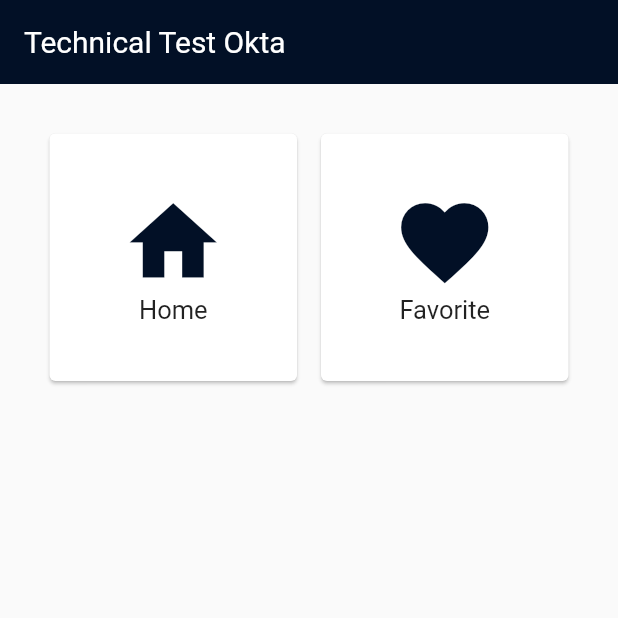
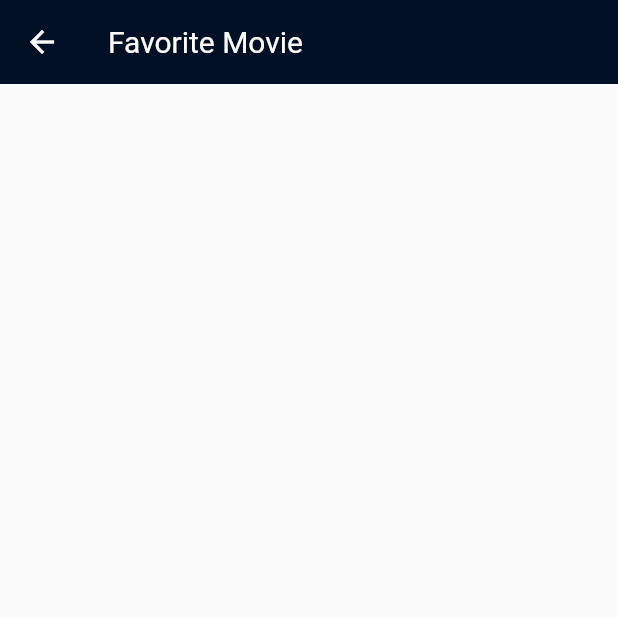
Before and after one commit to gedeokta28/technical-test-okta, a Flutter app: the screen it shows after launch, after a tap on "Favorite", on a phone screen of 412 x 824 dp, the top half of it. Run offline on Flutter 3.47's test engine with Material 2 defaults, Android fonts, the phone set to English and light mode, and no system bars; our stand-ins replace animate_do, cached_network_image, carousel_slider, connectivity_plus, dartz, dio and 6 more; accounts and stored records are empty; network calls fail.

Commit message:
Favorite page list created

```diff
--- a/lib/core/presentation/pages/dashboard_page.dart
+++ b/lib/core/presentation/pages/dashboard_page.dart
@@ -5,6 +5,7 @@ import 'package:technical_test_okta/core/presentation/widgets/card_dashboard.dar
 import 'package:technical_test_okta/core/presentation/widgets/custom_app_bar.dart';
 import 'package:technical_test_okta/core/static/colors.dart';
 import 'package:technical_test_okta/core/utils/injection.dart';
+import 'package:technical_test_okta/features/favorite/presentation/page/favorite_page.dart';
 import 'package:technical_test_okta/features/home/presentation/pages/home_page.dart';
 
 import '../../utils/app_settings.dart';
@@ -53,7 +54,9 @@ class _DashboardPageState extends State<DashboardPage> {
                     ),
                     cardTitle: 'Home'),
                 CardDashboard(
-                    onPress: () {},
+                    onPress: () {
+                      Navigator.pushNamed(context, FavoriteMoviePage.routeName);
+                    },
                     cardIcon: const Icon(
                       Icons.favorite,
                       size: 70,
--- a/lib/core/route/route.dart
+++ b/lib/core/route/route.dart
@@ -1,5 +1,6 @@
 import 'package:flutter/material.dart';
 import 'package:technical_test_okta/features/detail/presentation/pages/detail_page.dart';
+import 'package:technical_test_okta/features/favorite/presentation/page/favorite_page.dart';
 import 'package:technical_test_okta/features/home/presentation/pages/home_page.dart';
 import 'package:technical_test_okta/features/search/presentation/search_page.dart';
 
@@ -23,6 +24,8 @@ Route<dynamic> generateRoute(RouteSettings settings) {
           builder: (_) => DetailPage(
                 id: args,
               ));
+    case FavoriteMoviePage.routeName:
+      return MaterialPageRoute(builder: (_) => const FavoriteMoviePage());
     default:
       return MaterialPageRoute(
         builder: (_) => Scaffold(
--- a/lib/core/utils/injection.dart
+++ b/lib/core/utils/injection.dart
@@ -20,6 +20,7 @@ import 'package:technical_test_okta/features/detail/presentation/provider/detail
 import 'package:technical_test_okta/features/favorite/data/datasources/favorite_datsource.dart';
 import 'package:technical_test_okta/features/favorite/data/repositories/favorite_repository_impl.dart';
 import 'package:technical_test_okta/features/favorite/domain/repositories/detail_movie_repository.dart';
+import 'package:technical_test_okta/features/favorite/domain/usecases/get_favorite.dart';
 import 'package:technical_test_okta/features/favorite/domain/usecases/submit_favorite.dart';
 import 'package:technical_test_okta/features/favorite/presentation/provider/favorite_provider.dart';
 import 'package:technical_test_okta/features/search/data/datasource/search_datasource.dart';
@@ -59,6 +60,7 @@ Future<void> locatorInit() async {
       ));
   locator.registerFactory<FavoriteProvider>(() => FavoriteProvider(
         submitFavorite: locator(),
+        getFavoriteMovie: locator(),
       ));
 
   //data source
@@ -106,4 +108,6 @@ Future<void> locatorInit() async {
       () => GetDetailMovie(repository: locator()));
   locator.registerLazySingleton<SubmitFavorite>(
       () => SubmitFavorite(repository: locator()));
+  locator.registerLazySingleton<GetFavoriteMovie>(
+      () => GetFavoriteMovie(repository: locator()));
 }
--- a/lib/features/detail/presentation/pages/detail_page.dart
+++ b/lib/features/detail/presentation/pages/detail_page.dart
@@ -150,13 +150,13 @@ class _DetailPageState extends State<DetailPage> {
                             onPressed: () async {
                               if (provider.favoriteStatus) {
                                 provider.removeToFav(widget.id).listen((event) {
-                                  if (event is FavoriteLoaded) {
+                                  if (event is FavoriteChanged) {
                                     provider.setFavoriteMovie = false;
                                   }
                                 });
                               } else {
                                 provider.addToFav(widget.id).listen((event) {
-                                  if (event is FavoriteLoaded) {
+                                  if (event is FavoriteChanged) {
                                     provider.setFavoriteMovie = true;
                                   }
                                 });
@@ -179,7 +179,7 @@ class _DetailPageState extends State<DetailPage> {
                                         color: Colors.white)
                                     : const Icon(Icons.add,
                                         color: Colors.black),
-                                SizedBox(width: 16.0),
+                                const SizedBox(width: 16.0),
                                 Text(
                                   provider.favoriteStatus
                                       ? 'Added to favorite'
--- a/lib/features/favorite/data/datasources/favorite_datsource.dart
+++ b/lib/features/favorite/data/datasources/favorite_datsource.dart
@@ -2,8 +2,10 @@ import 'dart:io';
 
 import 'package:dio/dio.dart';
 import 'package:technical_test_okta/core/utils/extension.dart';
+import 'package:technical_test_okta/features/favorite/data/model/favorite_movie_model.dart';
 
 abstract class FavoriteDataSource {
+  Future<FavoriteMovieModel> fetchFavoriteMovie();
   Future<bool> submitFavorite(dynamic data);
 }
 
@@ -24,4 +26,16 @@ class FavoriteDataSourceImplementation implements FavoriteDataSource {
       rethrow;
     }
   }
+
+  @override
+  Future<FavoriteMovieModel> fetchFavoriteMovie() async {
+    const path = 'account/gedeokta28/favorite/movies';
+    try {
+      dio.withToken();
+      final response = await dio.get(path);
+      return FavoriteMovieModel.fromJson(response.data);
+    } catch (e) {
+      rethrow;
+    }
+  }
 }
--- a/lib/features/favorite/data/repositories/favorite_repository_impl.dart
+++ b/lib/features/favorite/data/repositories/favorite_repository_impl.dart
@@ -2,6 +2,7 @@ import 'package:dartz/dartz.dart';
 import 'package:technical_test_okta/core/errors/failures.dart';
 import 'package:technical_test_okta/core/network/network_info.dart';
 import 'package:technical_test_okta/features/favorite/data/datasources/favorite_datsource.dart';
+import 'package:technical_test_okta/features/favorite/domain/entities/favorite_movie.dart';
 import 'package:technical_test_okta/features/favorite/domain/repositories/detail_movie_repository.dart';
 
 class FavoriteRepositoryImplementation extends FavoriteRepository {
@@ -23,4 +24,17 @@ class FavoriteRepositoryImplementation extends FavoriteRepository {
     }
     return const Left(ConnectionFailure(''));
   }
+
+  @override
+  Future<Either<Failure, FavoriteMovie>> fetchFavoriteMovie() async {
+    if (await networkInfo.isConnected) {
+      try {
+        final result = await dataSource.fetchFavoriteMovie();
+        return Right(result);
+      } catch (e) {
+        return const Left(ServerFailure(''));
+      }
+    }
+    return const Left(ConnectionFailure(''));
+  }
 }
--- /dev/null
+++ b/lib/features/favorite/domain/entities/favorite_movie.dart
@@ -0,0 +1,36 @@
+import 'package:equatable/equatable.dart';
+
+class FavoriteMovie extends Equatable {
+  final List<FavoriteMovieData> data;
+
+  const FavoriteMovie({
+    required this.data,
+  });
+
+  @override
+  List<Object?> get props => [data];
+
+  toJson() {}
+}
+
+class FavoriteMovieData extends Equatable {
+  final int id;
+  final String posterPath, title, backdropPath;
+
+  const FavoriteMovieData({
+    required this.id,
+    required this.posterPath,
+    required this.title,
+    required this.backdropPath,
+  });
+
+  @override
+  List<Object?> get props => [
+        id,
+        posterPath,
+        title,
+        backdropPath,
+      ];
+
+  toJson() {}
+}
--- a/lib/features/favorite/domain/repositories/detail_movie_repository.dart
+++ b/lib/features/favorite/domain/repositories/detail_movie_repository.dart
@@ -1,6 +1,8 @@
 import 'package:dartz/dartz.dart';
 import 'package:technical_test_okta/core/errors/failures.dart';
+import 'package:technical_test_okta/features/favorite/domain/entities/favorite_movie.dart';
 
 abstract class FavoriteRepository {
   Future<Either<Failure, bool>> submitFavorite(dynamic data);
+  Future<Either<Failure, FavoriteMovie>> fetchFavoriteMovie();
 }
--- /dev/null
+++ b/lib/features/favorite/domain/usecases/get_favorite.dart
@@ -0,0 +1,19 @@
+import 'package:dartz/dartz.dart';
+import 'package:technical_test_okta/core/errors/failures.dart';
+import 'package:technical_test_okta/features/favorite/domain/entities/favorite_movie.dart';
+import 'package:technical_test_okta/features/favorite/domain/repositories/detail_movie_repository.dart';
+
+abstract class FavoriteMovieUseCase<Type> {
+  Future<Either<Failure, FavoriteMovie>> call();
+}
+
+class GetFavoriteMovie implements FavoriteMovieUseCase<FavoriteMovie> {
+  final FavoriteRepository repository;
+
+  GetFavoriteMovie({required this.repository});
+
+  @override
+  Future<Either<Failure, FavoriteMovie>> call() async {
+    return repository.fetchFavoriteMovie();
+  }
+}
--- /dev/null
+++ b/lib/features/favorite/presentation/page/favorite_page.dart
@@ -0,0 +1,85 @@
+import 'package:flutter/material.dart';
+import 'package:technical_test_okta/core/presentation/widgets/custom_app_bar.dart';
+import 'package:technical_test_okta/core/static/colors.dart';
+import 'package:provider/provider.dart';
+import 'package:technical_test_okta/core/utils/helper.dart';
+import 'package:technical_test_okta/features/detail/presentation/pages/detail_page.dart';
+import 'package:technical_test_okta/features/favorite/presentation/provider/favorite_movie_state.dart';
+import 'package:technical_test_okta/features/favorite/presentation/provider/favorite_provider.dart';
+import 'package:technical_test_okta/features/home/presentation/widget/card_movie.dart';
+
+class FavoriteMoviePage extends StatefulWidget {
+  static const routeName = '/favorite';
+  const FavoriteMoviePage({Key? key}) : super(key: key);
+
+  @override
+  State<FavoriteMoviePage> createState() => _FavoriteMoviePageState();
+}
+
+class _FavoriteMoviePageState extends State<FavoriteMoviePage> {
+  @override
+  void initState() {
+    super.initState();
+    context.read<FavoriteProvider>().fetchDataFavoriteMovie();
+  }
+
+  @override
+  Widget build(BuildContext context) {
+    return Scaffold(
+        appBar: const CustomAppBar(
+          backgroundColor: primaryColor,
+          centerTitle: false,
+          title: 'Favorite Movie',
+          titleColor: whiteColor,
+        ),
+        body: Padding(
+          padding: const EdgeInsets.all(16.0),
+          child: SizedBox(
+              height: double.infinity,
+              child: SingleChildScrollView(
+                  child: Column(
+                      crossAxisAlignment: CrossAxisAlignment.start,
+                      children: [
+                    mediumVerticalSpacing(),
+                    Consumer<FavoriteProvider>(builder: (context, provider, _) {
+                      if (provider.state is FavoriteMovieLoading) {
+                        return const Center(child: CircularProgressIndicator());
+                      } else if (provider.state is FavoriteMovieLoaded) {
+                        final data = provider.favoriteMovieData;
+                        if (data.isNotEmpty) {
+                          return GridView.builder(
+                              shrinkWrap: true,
+                              physics: const NeverScrollableScrollPhysics(),
+                              gridDelegate:
+                                  const SliverGridDelegateWithFixedCrossAxisCount(
+                                crossAxisCount: 2,
+                              ),
+                              itemCount: data.length,
+                              itemBuilder: (BuildContext context, int index) {
+                                return CardMovie(
+                                    onPress: () {
+                                      Navigator.pushNamed(
+                                          context, DetailPage.routeName,
+                                          arguments: data[index].id);
+                                    },
+                                    title: data[index].title,
+                                    logo: data[index].posterPath);
+                              });
+                        }
+                        return const Center(
+                          child: Text(
+                            'There is no favorite movie yet',
+                            style: TextStyle(
+                              fontSize: 16.0,
+                              fontWeight: FontWeight.w500,
+                            ),
+                          ),
+                        );
+                      }
+
+                      return const SizedBox.shrink();
+                    }),
+                  ]))),
+        ));
+  }
+}
--- /dev/null
+++ b/lib/features/favorite/presentation/provider/favorite_movie_state.dart
@@ -0,0 +1,33 @@
+import 'package:equatable/equatable.dart';
+import 'package:technical_test_okta/core/errors/failures.dart';
+import 'package:technical_test_okta/features/favorite/domain/entities/favorite_movie.dart';
+
+abstract class FavoriteMovieState extends Equatable {
+  final List<FavoriteMovieData>? data;
+
+  const FavoriteMovieState({this.data});
+
+  @override
+  List<Object?> get props => [data];
+}
+
+class FavoriteMovieInitial extends FavoriteMovieState {}
+
+class FavoriteMovieLoading extends FavoriteMovieState {}
+
+class FavoriteMovieLoaded extends FavoriteMovieState {
+  const FavoriteMovieLoaded({List<FavoriteMovieData>? data})
+      : super(data: data);
+
+  @override
+  List<Object?> get props => [data];
+}
+
+class FavoriteMovieFailed extends FavoriteMovieState {
+  final Failure failure;
+
+  const FavoriteMovieFailed({required this.failure});
+
+  @override
+  List<Object?> get props => [data, failure];
+}
--- a/lib/features/favorite/presentation/provider/favorite_provider.dart
+++ b/lib/features/favorite/presentation/provider/favorite_provider.dart
@@ -3,23 +3,42 @@ import 'package:flutter/material.dart';
 import 'package:technical_test_okta/core/errors/failures.dart';
 import 'package:technical_test_okta/core/utils/helper.dart';
 import 'package:technical_test_okta/features/favorite/data/model/favorite_body_model.dart';
+import 'package:technical_test_okta/features/favorite/domain/entities/favorite_movie.dart';
+import 'package:technical_test_okta/features/favorite/domain/usecases/get_favorite.dart';
 import 'package:technical_test_okta/features/favorite/domain/usecases/submit_favorite.dart';
+import 'package:technical_test_okta/features/favorite/presentation/provider/favorite_movie_state.dart';
 import 'package:technical_test_okta/features/favorite/presentation/provider/favorite_state.dart';
 
 class FavoriteProvider extends ChangeNotifier {
   final SubmitFavorite submitFavorite;
+  final GetFavoriteMovie getFavoriteMovie;
 
   bool _favoriteStatus = false;
+  FavoriteMovieState _favoriteMovieState = FavoriteMovieInitial();
+  List<FavoriteMovieData> _favoriteMovieData = [];
 
   bool get favoriteStatus => _favoriteStatus;
+  FavoriteMovieState get state => _favoriteMovieState;
+  List<FavoriteMovieData> get favoriteMovieData => _favoriteMovieData;
 
   set setFavoriteMovie(val) {
     _favoriteStatus = val;
     notifyListeners();
   }
 
+  set setFavoriteMovieData(val) {
+    _favoriteMovieData = val;
+    notifyListeners();
+  }
+
+  set setStateFavoriteMovie(val) {
+    _favoriteMovieState = val;
+    notifyListeners();
+  }
+
   FavoriteProvider({
     required this.submitFavorite,
+    required this.getFavoriteMovie,
   });
 
   Stream<FavoriteState> addToFav(int id) async* {
@@ -37,7 +56,7 @@ class FavoriteProvider extends ChangeNotifier {
       dismissLoading();
       yield FavoriteFailure(failure: failure);
     }, (data) async* {
-      yield FavoriteLoaded(favStatus: data);
+      yield FavoriteChanged(favStatus: data);
       dismissLoading();
     });
   }
@@ -57,8 +76,25 @@ class FavoriteProvider extends ChangeNotifier {
       dismissLoading();
       yield FavoriteFailure(failure: failure);
     }, (data) async* {
-      yield FavoriteLoaded(favStatus: data);
+      yield FavoriteChanged(favStatus: data);
       dismissLoading();
     });
   }
+
+  Future<void> fetchDataFavoriteMovie() async {
+    await Future.delayed(const Duration(milliseconds: 500));
+    setStateFavoriteMovie = FavoriteMovieLoading();
+    late Either<Failure, FavoriteMovie> result;
+    result = await getFavoriteMovie();
+    await Future.delayed(const Duration(milliseconds: 500));
+    result.fold(
+      (failure) {
+        setStateFavoriteMovie = FavoriteMovieFailed(failure: failure);
+      },
+      (data) {
+        setStateFavoriteMovie = const FavoriteMovieLoaded();
+        setFavoriteMovieData = data.data;
+      },
+    );
+  }
 }
--- a/lib/features/favorite/presentation/provider/favorite_state.dart
+++ b/lib/features/favorite/presentation/provider/favorite_state.dart
@@ -10,14 +10,6 @@ class FavoriteEmpty extends FavoriteState {}
 
 class FavoriteLoading extends FavoriteState {}
 
-class FavoriteLoaded extends FavoriteState {
-  final bool favStatus;
-
-  FavoriteLoaded({required this.favStatus});
-  @override
-  List<Object?> get props => [favStatus];
-}
-
 class FavoriteFailure extends FavoriteState {
   final Failure failure;
 
@@ -28,10 +20,10 @@ class FavoriteFailure extends FavoriteState {
 }
 
 class FavoriteChanged extends FavoriteState {
-  final bool status;
+  final bool favStatus;
 
-  FavoriteChanged({required this.status});
+  FavoriteChanged({required this.favStatus});
 
   @override
-  List<Object> get props => [status];
+  List<Object> get props => [favStatus];
 }
```
Also changed, not shown: lib/features/favorite/data/model/favorite_movie_model.dart (added, +56 -0 lines), lib/features/search/presentation/search_page.dart (+7 -1 lines).
